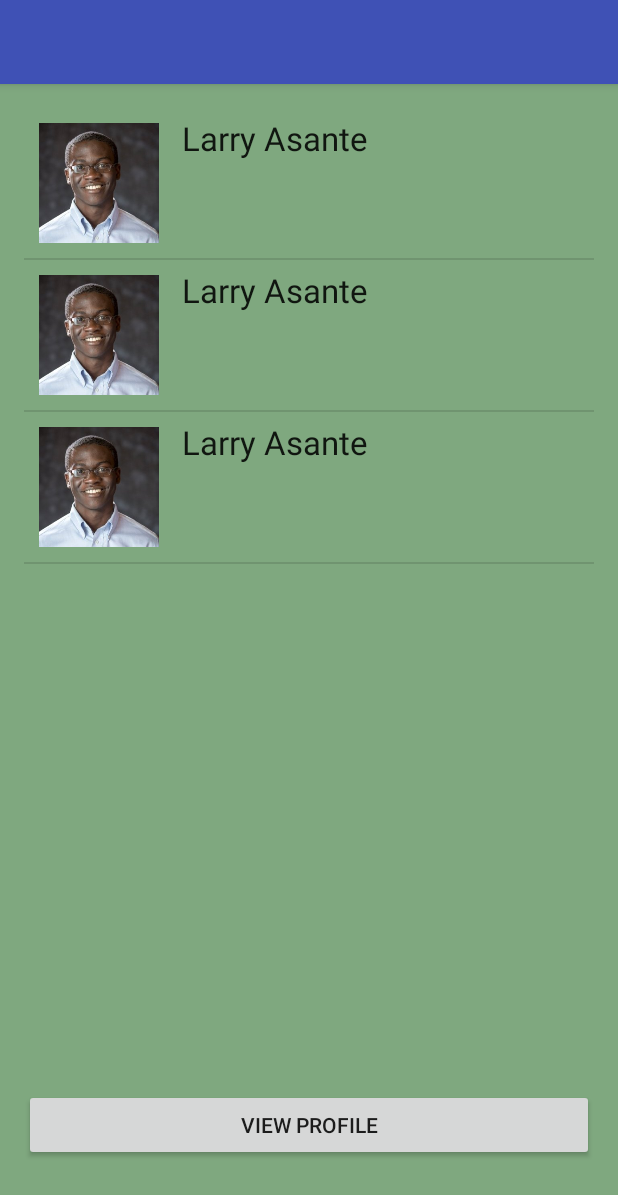
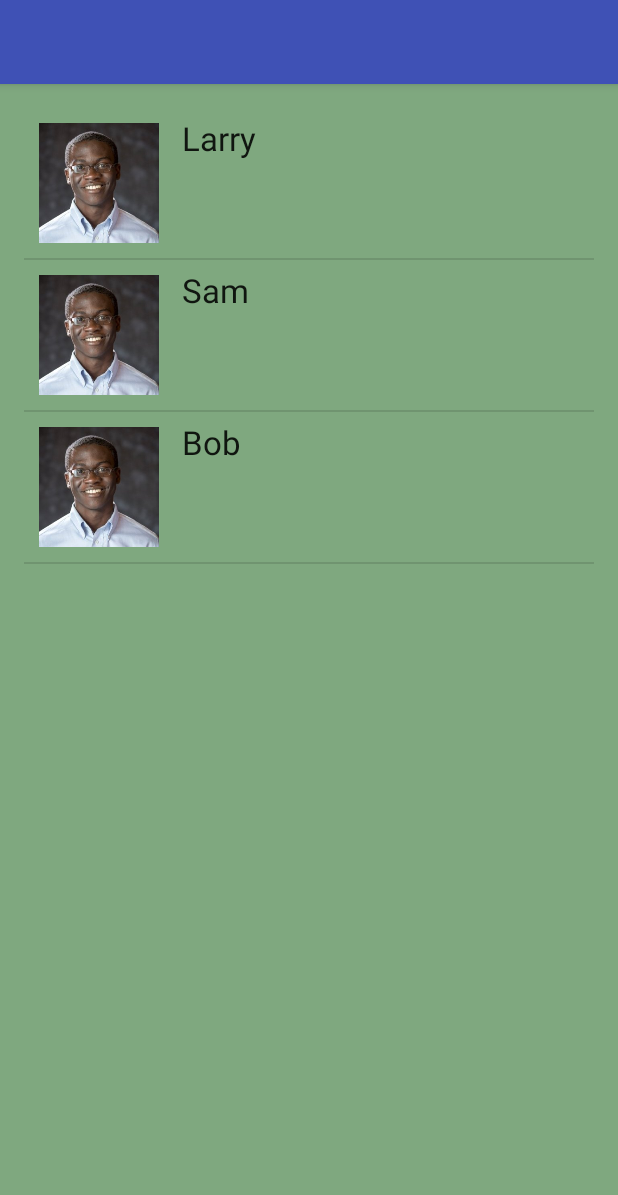
Before and after one commit to zsusag/AppDevDirectory, an Android app: the screen it shows after launch (MainActivity), on a phone screen of 412 x 824 dp. Shown: the top 1195 px of the screen. Run offline under Robolectric (Android 15) with nearby library versions, the phone set to English and light mode, and no system bars.

Commit message:
Added dynamic list data

```diff
--- a/app/src/main/java/edu/appdev/appdevdirectory/MainActivity.java
+++ b/app/src/main/java/edu/appdev/appdevdirectory/MainActivity.java
@@ -4,6 +4,7 @@ import android.content.Intent;
 import android.os.Bundle;
 import android.support.v7.app.AppCompatActivity;
 import android.view.View;
+import android.widget.AdapterView;
 import android.widget.Button;
 import android.widget.ListView;
 
@@ -12,7 +13,6 @@ import java.util.List;
 
 public class MainActivity extends AppCompatActivity {
 
-    private Button mSwitchActivityButton;
     @Override
     protected void onCreate(Bundle savedInstanceState) {
         super.onCreate(savedInstanceState);
@@ -20,23 +20,23 @@ public class MainActivity extends AppCompatActivity {
 
         // listView and ProfileAdapter adapters
         List profiles = new ArrayList();
-        profiles.add("");
-        profiles.add("");
-        profiles.add("");
+        profiles.add("Larry");
+        profiles.add("Sam");
+        profiles.add("Bob");
         ProfileAdapter profileAdapter = new ProfileAdapter(this, android.R.layout.simple_list_item_1, profiles);
         ListView profilesView = (ListView) findViewById(R.id.profilesListView);
         profilesView.setAdapter(profileAdapter);
 
-        // View profile button
-        mSwitchActivityButton = (Button) findViewById(R.id.switchActivityButton);
+        // View list item
         final Intent intent = new Intent(this, ProfileActivity.class);
-        mSwitchActivityButton.setOnClickListener(new View.OnClickListener() {
-            @Override
-            public void onClick(View v) {
-                startActivity(intent);
+        profilesView.setOnItemClickListener(
+                new AdapterView.OnItemClickListener(){
+                    @Override
+                    public void onItemClick(AdapterView<?> parent, View view, int position, long id) {
+                        startActivity(intent);
+                    }
+                }
+        );
 
-            }
-
-        });
 
     }}
--- a/app/src/main/java/edu/appdev/appdevdirectory/ProfileActivity.java
+++ b/app/src/main/java/edu/appdev/appdevdirectory/ProfileActivity.java
@@ -9,6 +9,7 @@ import android.widget.Button;
 public class ProfileActivity extends AppCompatActivity {
 
     private Button mBackButton;
+
     @Override
     protected void onCreate(Bundle savedInstanceState) {
         super.onCreate(savedInstanceState);
@@ -29,4 +30,10 @@ public class ProfileActivity extends AppCompatActivity {
         });
 
     }
+
+    @Override
+    protected void onNewIntent(Intent intent) {
+        super.onNewIntent(intent);
+    }
+
 }
--- a/app/src/main/java/edu/appdev/appdevdirectory/ProfileAdapter.java
+++ b/app/src/main/java/edu/appdev/appdevdirectory/ProfileAdapter.java
@@ -5,12 +5,18 @@ import android.view.LayoutInflater;
 import android.view.View;
 import android.view.ViewGroup;
 import android.widget.ArrayAdapter;
+import android.widget.ImageView;
+import android.widget.TextView;
 
 import java.util.List;
 
 public class ProfileAdapter extends ArrayAdapter {
 
     private List mData;
+    private TextView mNameText;
+    private ImageView mProfileImage;
+
+
     public ProfileAdapter(Context context, int resource, List objects) {
         super(context, resource, objects);
         this.mData = objects;
@@ -27,6 +33,14 @@ public class ProfileAdapter extends ArrayAdapter {
             LayoutInflater inflater = LayoutInflater.from(getContext());
             convertView = inflater.inflate(R.layout.list_item, null);
         }
+
+        // Set data dynamically
+        mNameText = (TextView) convertView.findViewById(R.id.nameTextView);
+        mProfileImage = (ImageView) convertView.findViewById(R.id.profileImageView);
+        String item = getItem(position).toString();
+        mNameText.setText(item);
+        mProfileImage.setImageResource(R.drawable.larry);
+
         return convertView;
     }
 }
--- a/app/src/main/res/layout/content_main.xml
+++ b/app/src/main/res/layout/content_main.xml
@@ -15,22 +15,12 @@
     android:nestedScrollingEnabled="false"
     android:background="@color/abc_search_url_text_normal">
 
-    <Button
-        android:layout_width="match_parent"
-        android:layout_height="wrap_content"
-        android:text="View Profile"
-        android:id="@+id/switchActivityButton"
-        android:layout_marginBottom="34dp"
-        android:layout_alignParentBottom="true"
-        android:layout_alignParentLeft="true"
-        android:layout_alignParentStart="true" />
-
     <ListView
         android:layout_width="wrap_content"
         android:layout_height="wrap_content"
         android:id="@+id/profilesListView"
         android:layout_alignParentTop="true"
         android:layout_centerHorizontal="true"
-        android:layout_above="@+id/switchActivityButton" />
+        android:layout_alignParentBottom="true" />
 
 </RelativeLayout>
```
